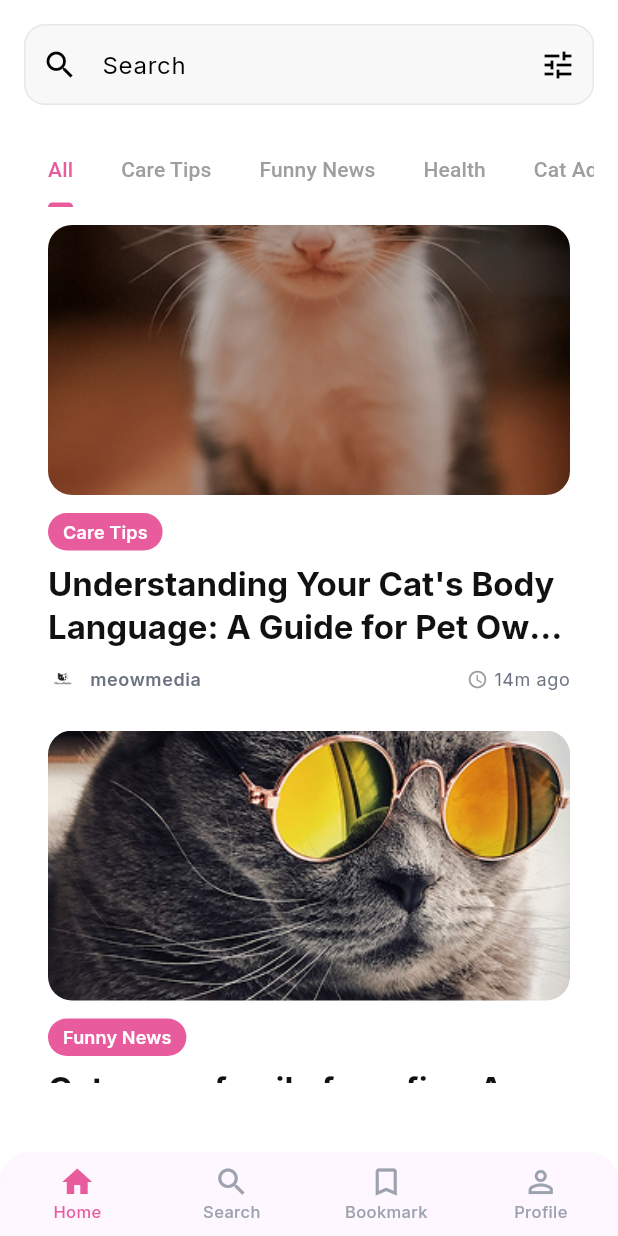
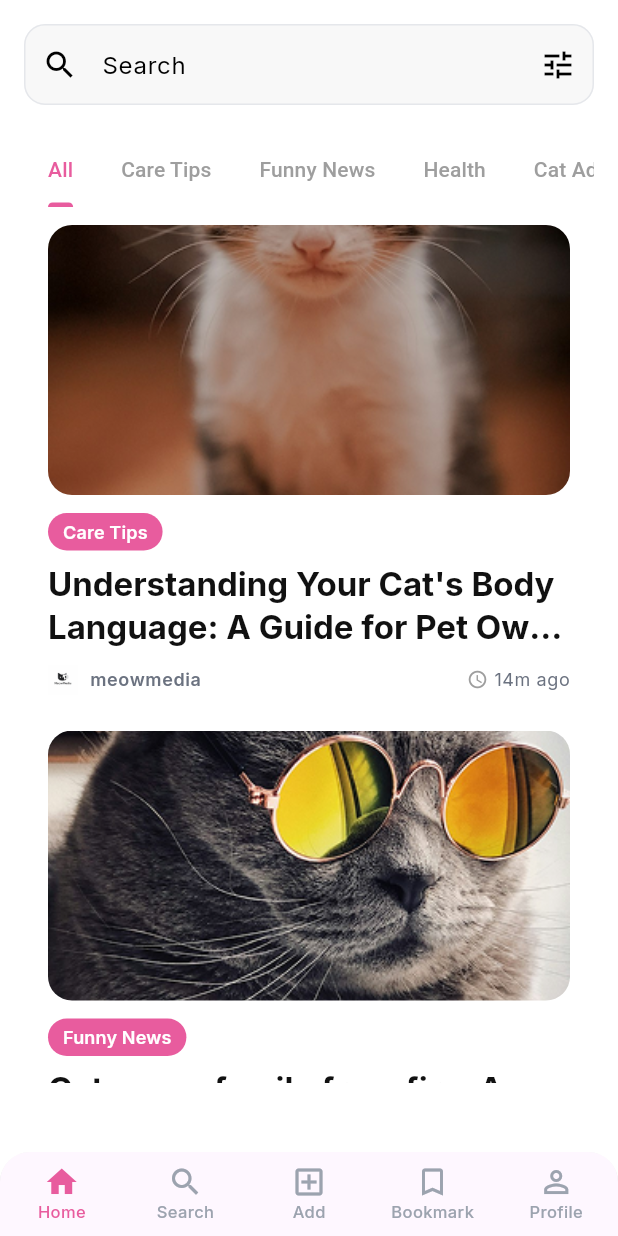
Before and after one commit to nandamaull244/meowpedia, a Flutter app: the screen it shows after launch, after a tap on "Log In", on a phone screen of 412 x 824 dp. Run offline on Flutter 3.47's test engine with Material 3 defaults, Android fonts, the phone set to English and light mode, and no system bars; our stand-ins replace google_fonts, image_picker.

Commit message:
feat : upload screen

```diff
--- a/lib/navigation/main_navigation.dart
+++ b/lib/navigation/main_navigation.dart
@@ -3,6 +3,7 @@ import 'package:meowmedia/screen/bookmark_screen.dart';
 import 'package:meowmedia/screen/homescreen.dart';
 import 'package:meowmedia/screen/profile_screen.dart';
 import 'package:meowmedia/screen/search_screen.dart';
+import 'package:meowmedia/screen/upload_screen.dart';
 
 
 class MainNavigation extends StatefulWidget {
@@ -18,6 +19,7 @@ class _MainNavigationState extends State<MainNavigation> {
   final List<Widget> _pages = const [
     HomeScreen(),
     SearchScreen(),
+    UploadScreen(),
     BookmarkScreen(),
     ProfileScreen(),
   ];
@@ -59,11 +61,11 @@ class _MainNavigationState extends State<MainNavigation> {
               activeIcon: Icon(Icons.search),
               label: 'Search',
             ),
-            // BottomNavigationBarItem(
-            //   icon: Icon(Icons.add_box_outlined),
-            //   activeIcon: Icon(Icons.add_box),
-            //   label: 'Add',
-            // ),
+            BottomNavigationBarItem(
+              icon: Icon(Icons.add_box_outlined),
+              activeIcon: Icon(Icons.add_box),
+              label: 'Add',
+            ),
             BottomNavigationBarItem(
               icon: Icon(Icons.bookmark_outline),
               activeIcon: Icon(Icons.bookmark),
--- /dev/null
+++ b/lib/screen/upload_screen.dart
@@ -0,0 +1,177 @@
+import 'dart:io';
+import 'package:flutter/material.dart';
+import 'package:image_picker/image_picker.dart';
+
+class UploadScreen extends StatefulWidget {
+  const UploadScreen({super.key});
+
+  @override
+  State<UploadScreen> createState() => _UploadScreenState();
+}
+
+class _UploadScreenState extends State<UploadScreen> {
+  final _titleController = TextEditingController();
+  final _descController = TextEditingController();
+
+  final List<String> categories = [
+    'Digital',
+    'Painting',
+    'Sculpture',
+    'Photography',
+  ];
+
+  String? selectedCategory;
+  File? selectedImage;
+
+  final ImagePicker _picker = ImagePicker();
+
+  Future<void> pickImage() async {
+    final XFile? image =
+        await _picker.pickImage(source: ImageSource.gallery);
+    if (image != null) {
+      setState(() {
+        selectedImage = File(image.path);
+      });
+    }
+  }
+
+  void submit() {
+    if (selectedImage == null ||
+        selectedCategory == null ||
+        _titleController.text.isEmpty ||
+        _descController.text.isEmpty) {
+      ScaffoldMessenger.of(context).showSnackBar(
+        const SnackBar(content: Text('Please complete all fields')),
+      );
+      return;
+    }
+
+    // TODO: upload logic (API / local)
+    ScaffoldMessenger.of(context).showSnackBar(
+      const SnackBar(content: Text('Upload success 🎉')),
+    );
+  }
+
+  @override
+  Widget build(BuildContext context) {
+    return Scaffold(
+      appBar: AppBar(
+        backgroundColor: Colors.white,
+        title: Text(
+          'Upload',
+          style: Theme.of(context).textTheme.headlineLarge,
+        ),
+      ),
+      body: SafeArea(
+        child: SingleChildScrollView(
+          padding: const EdgeInsets.all(16),
+          child: Column(
+            crossAxisAlignment: CrossAxisAlignment.start,
+            children: [
+              // 🖼️ IMAGE PICKER
+              GestureDetector(
+                onTap: pickImage,
+                child: Container(
+                  height: 180,
+                  width: double.infinity,
+                  decoration: BoxDecoration(
+                    color: Theme.of(context).colorScheme.surface,
+                    borderRadius: BorderRadius.circular(16),
+                  ),
+                  child: selectedImage == null
+                      ? const Column(
+                          mainAxisAlignment: MainAxisAlignment.center,
+                          children: [
+                            Icon(Icons.add_a_photo, size: 40),
+                            SizedBox(height: 8),
+                            Text('Tap to upload image'),
+                          ],
+                        )
+                      : ClipRRect(
+                          borderRadius: BorderRadius.circular(16),
+                          child: Image.file(
+                            selectedImage!,
+                            fit: BoxFit.cover,
+                          ),
+                        ),
+                ),
+              ),
+
+              const SizedBox(height: 20),
+
+              // 🏷️ CATEGORY BADGES
+              Text(
+                'Category',
+                style: Theme.of(context).textTheme.titleMedium,
+              ),
+              const SizedBox(height: 8),
+              Wrap(
+                spacing: 8,
+                runSpacing: 8,
+                children: categories.map((category) {
+                  final isSelected = selectedCategory == category;
+                  return ChoiceChip(
+                    label: Text(category),
+                    selected: isSelected,
+                    selectedColor:
+                        Theme.of(context).colorScheme.primary,
+                    labelStyle: TextStyle(
+                      color: isSelected ? Colors.white : Colors.black,
+                    ),
+                    onSelected: (_) {
+                      setState(() {
+                        selectedCategory = category;
+                      });
+                    },
+                  );
+                }).toList(),
+              ),
+
+              const SizedBox(height: 20),
+
+              // ✏️ TITLE
+              TextField(
+                controller: _titleController,
+                decoration: const InputDecoration(
+                  labelText: 'Title',
+                  hintText: 'Enter title',
+                ),
+              ),
+
+              const SizedBox(height: 16),
+
+              // 📝 DESCRIPTION
+              TextField(
+                controller: _descController,
+                maxLines: 5,
+                decoration: const InputDecoration(
+                  labelText: 'Description',
+                  hintText: 'Write something...',
+                ),
+              ),
+
+              const SizedBox(height: 24),
+
+              // 🚀 SUBMIT BUTTON
+              SizedBox(
+                width: double.infinity,
+                child: ElevatedButton(
+                  onPressed: submit,
+                  style: ElevatedButton.styleFrom(
+                    backgroundColor: Theme.of(context).colorScheme.primary,
+                    foregroundColor: Colors.white,
+                    padding: const EdgeInsets.symmetric(vertical: 14),
+                    shape: RoundedRectangleBorder(
+                      borderRadius: BorderRadius.circular(16),
+                    ),
+                  ),
+                  child: const Text('Upload'),
+                ),
+              ),
+            ],
+          ),
+        ),
+      ),
+    );
+  }
+}
--- a/pubspec.yaml
+++ b/pubspec.yaml
@@ -36,6 +36,7 @@ dependencies:
   # Use with the CupertinoIcons class for iOS style icons.
   cupertino_icons: ^1.0.8
   google_fonts: ^6.2.1
+  image_picker: ^1.1.2
 
 dev_dependencies:
   flutter_test:
```
Also changed, not shown: pubspec.lock, 5 other files.
